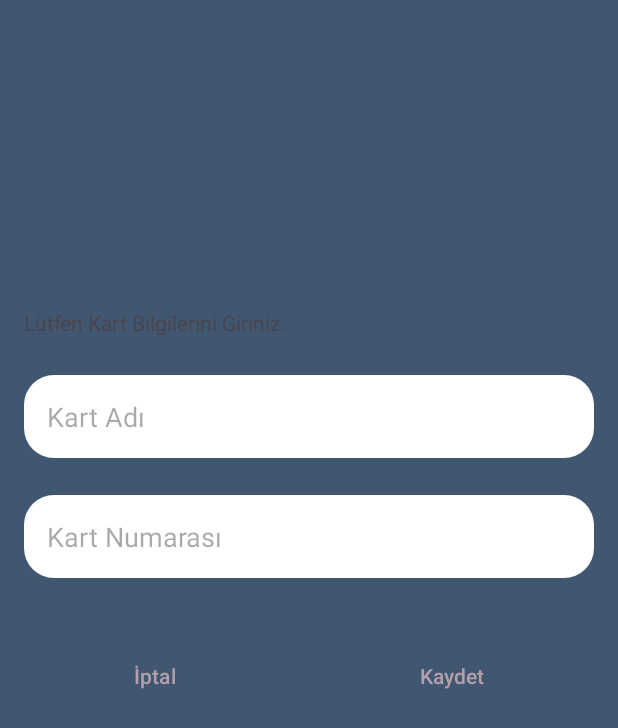
After one commit to AtakannD/BBNB, an Android app: the fragment AddingCard shown on its own in the app's theme, on a phone screen of 412 x 824 dp. The commit adds this screen. Shown: the top 728 px of the screen. Run offline under Robolectric (Android 15) with nearby library versions, the phone set to English and light mode, and no system bars; our stand-ins replace data binding.

```diff
--- /dev/null
+++ b/app/src/main/java/com/atakandalkiran/bbnb/ui/adding_card/AddingCard.java
@@ -0,0 +1,38 @@
+package com.atakandalkiran.bbnb.ui.adding_card;
+
+import androidx.lifecycle.ViewModelProvider;
+
+import android.os.Bundle;
+
+import androidx.annotation.NonNull;
+import androidx.annotation.Nullable;
+import androidx.fragment.app.Fragment;
+
+import android.view.LayoutInflater;
+import android.view.View;
+import android.view.ViewGroup;
+
+import com.atakandalkiran.bbnb.R;
+
+public class AddingCard extends Fragment {
+
+    private AddingCardViewModel mViewModel;
+
+    public static AddingCard newInstance() {
+        return new AddingCard();
+    }
+
+    @Override
+    public View onCreateView(@NonNull LayoutInflater inflater, @Nullable ViewGroup container,
+                             @Nullable Bundle savedInstanceState) {
+        return inflater.inflate(R.layout.fragment_adding_card, container, false);
+    }
+
+    @Override
+    public void onActivityCreated(@Nullable Bundle savedInstanceState) {
+        super.onActivityCreated(savedInstanceState);
+        mViewModel = new ViewModelProvider(this).get(AddingCardViewModel.class);
+        // TODO: Use the ViewModel
+    }
+
+}
--- /dev/null
+++ b/app/src/main/java/com/atakandalkiran/bbnb/ui/adding_card/AddingCardViewModel.java
@@ -0,0 +1,7 @@
+package com.atakandalkiran.bbnb.ui.adding_card;
+
+import androidx.lifecycle.ViewModel;
+
+public class AddingCardViewModel extends ViewModel {
+    // TODO: Implement the ViewModel
+}
--- /dev/null
+++ b/app/src/main/res/layout/fragment_adding_card.xml
@@ -0,0 +1,93 @@
+<?xml version="1.0" encoding="utf-8"?>
+<layout xmlns:android="http://schemas.android.com/apk/res/android"
+    xmlns:tools="http://schemas.android.com/tools"
+    xmlns:app="http://schemas.android.com/apk/res-auto">
+    <data>
+
+
+    </data>
+
+    <androidx.constraintlayout.widget.ConstraintLayout
+        android:layout_width="match_parent"
+        android:layout_height="match_parent"
+        android:background="#415771"
+        tools:context=".ui.adding_card.AddingCard">
+        <TextView
+            android:id="@+id/cardDetailText"
+            android:layout_width="match_parent"
+            android:layout_height="wrap_content"
+            android:layout_marginHorizontal="@dimen/margin_16dp"
+            android:text="Lütfen Kart Bilgilerini Giriniz."
+            app:layout_constraintStart_toStartOf="parent"
+            android:layout_marginTop="180dp"
+            app:layout_constraintBottom_toTopOf="@+id/cardTitle"
+            app:layout_constraintTop_toTopOf="parent"
+            />
+
+
+        <EditText
+        android:id="@+id/cardTitle"
+        android:layout_width="match_parent"
+        android:layout_height="wrap_content"
+        android:layout_marginHorizontal="@dimen/margin_16dp"
+        android:background="@drawable/edittext_register"
+        android:textColor="@color/dusty_bluish_teal"
+        android:hint="Kart Adı"
+        android:padding="15dp"
+        android:textSize="18sp"
+        android:layout_marginTop="250dp"
+        app:layout_constraintStart_toStartOf="parent"
+        app:layout_constraintTop_toTopOf="parent"
+
+        app:layout_constraintEnd_toEndOf="parent"
+
+        />
+        <EditText
+            android:id="@+id/cardNo"
+            android:layout_width="match_parent"
+            android:layout_height="wrap_content"
+            android:layout_marginHorizontal="@dimen/margin_16dp"
+            android:hint="Kart Numarası"
+            android:background="@drawable/edittext_register"
+            android:textColor="@color/dusty_bluish_teal"
+            android:padding="15dp"
+            android:textSize="18sp"
+            android:layout_marginTop="330dp"
+            app:layout_constraintStart_toStartOf="parent"
+            app:layout_constraintTop_toTopOf="parent"
+
+            app:layout_constraintEnd_toEndOf="parent"
+
+            />
+        <Button
+            android:id="@+id/cancel_button"
+            android:layout_width="150dp"
+            android:layout_height="50dp"
+            android:layout_marginTop="40dp"
+            android:text="İptal"
+            android:textColor="@color/grayish_dusty_rose"
+            android:backgroundTint="@color/dusty_bluish_teal"
+            app:layout_constraintEnd_toEndOf="parent"
+            app:layout_constraintHorizontal_bias="0.05"
+            app:layout_constraintStart_toStartOf="parent"
+            app:layout_constraintTop_toBottomOf="@+id/cardNo"
+            android:layout_marginStart="16dp"
+            />
+        <Button
+            android:id="@+id/buttonRegister"
+            android:layout_width="150dp"
+            android:layout_height="50dp"
+            android:layout_marginTop="40dp"
+            android:text="Kaydet"
+            android:textColor="@color/grayish_dusty_rose"
+            android:backgroundTint="@color/dusty_bluish_teal"
+            app:layout_constraintEnd_toEndOf="parent"
+            app:layout_constraintHorizontal_bias="0.865"
+            app:layout_constraintStart_toStartOf="parent"
+            app:layout_constraintTop_toBottomOf="@+id/cardNo"
+            />
+
+
+
+    </androidx.constraintlayout.widget.ConstraintLayout>
+</layout>
--- a/app/src/main/res/values/strings.xml
+++ b/app/src/main/res/values/strings.xml
@@ -15,7 +15,7 @@
     <string name="registerText"><u>Üye Olmak İstiyorum</u></string>
     <string name="forgetMyPasswordText"><u>Şifremi Unuttum</u></string>
     <string name="register_surname_text">Soyad</string>
-    <string name="emailValidationText">Lutfen daha onceden kayit yaptiginiz email adresini giriniz.</string>
+    <string name="emailValidationText">Lütfen email adresinizi ve TC kimlik numaranızı giriniz.</string>
     <string name="emailHint">Email</string>
     <string name="emailValidationButtonText">ONAYLA</string>
     <string name="forgottenPasswordTextt">Şifreyi sıfırla</string>
```
Also changed, not shown: app/src/main/java/com/atakandalkiran/bbnb/ui/forgotten_password/ForgottenPasswordFragment.java (+19 -31 lines), app/src/main/res/layout/fragment_email_validation.xml (+17 -2 lines), app/src/main/res/layout/fragment_forgotten_password.xml (+1 -15 lines), app/src/main/res/layout/fragment_login.xml (+7 -6 lines), app/src/main/res/layout/fragment_register.xml (+17 -2 lines).
